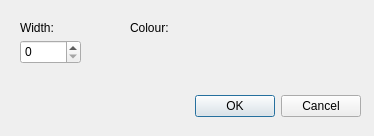
This is src/dialogs/outerframedialog.ui in PhotoFlare/photoflare as Qt 5 draws it before an edit. The edited form follows.
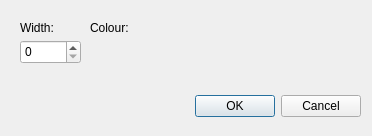
This is the edited form. Custom widgets are drawn as their Qt base class.

Commit message: Add initial drop shadow dialog

```diff
--- a/src/dialogs/outerframedialog.ui
+++ b/src/dialogs/outerframedialog.ui
@@ -6,7 +6,7 @@
    <rect>
     <x>0</x>
     <y>0</y>
-    <width>374</width>
+    <width>372</width>
     <height>136</height>
    </rect>
   </property>
@@ -55,7 +55,7 @@
   <widget class="QLabel" name="label_2">
    <property name="geometry">
     <rect>
-     <x>130</x>
+     <x>90</x>
      <y>20</y>
      <width>61</width>
      <height>16</height>
@@ -68,7 +68,7 @@
   <widget class="BrushTypeComboBox" name="colorComboBox" native="true">
    <property name="geometry">
     <rect>
-     <x>130</x>
+     <x>90</x>
      <y>40</y>
      <width>120</width>
      <height>24</height>
```
Left out of the diff: 4 changed lines with no effect on the pictures. The commit also changes 6 other files.
